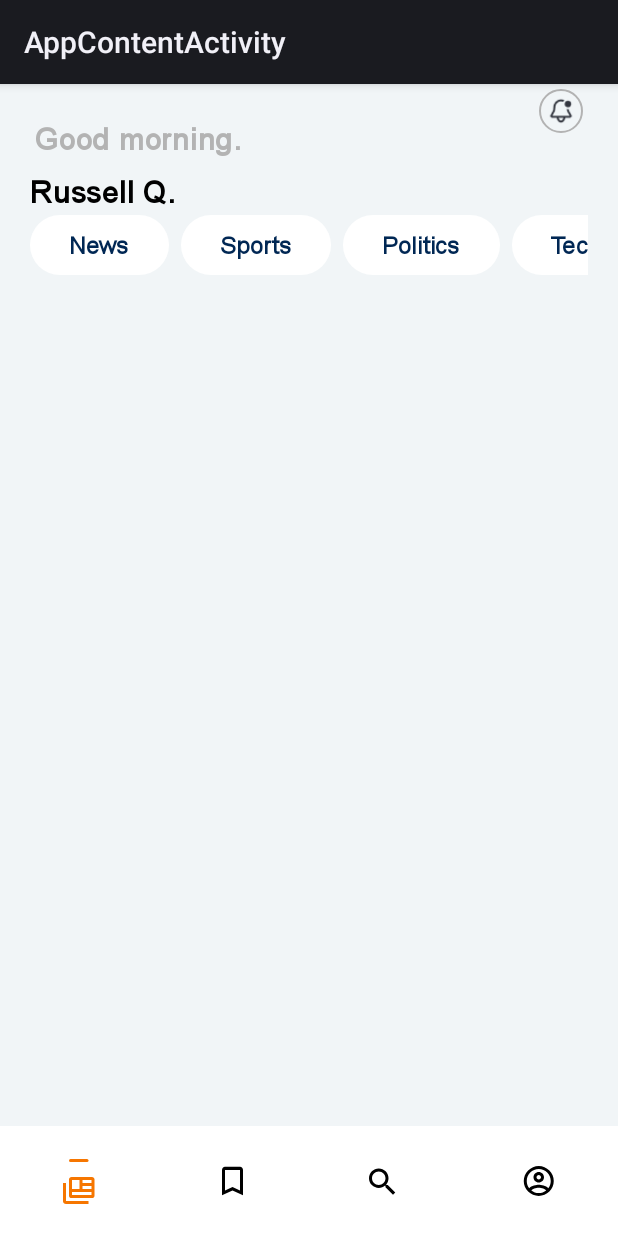
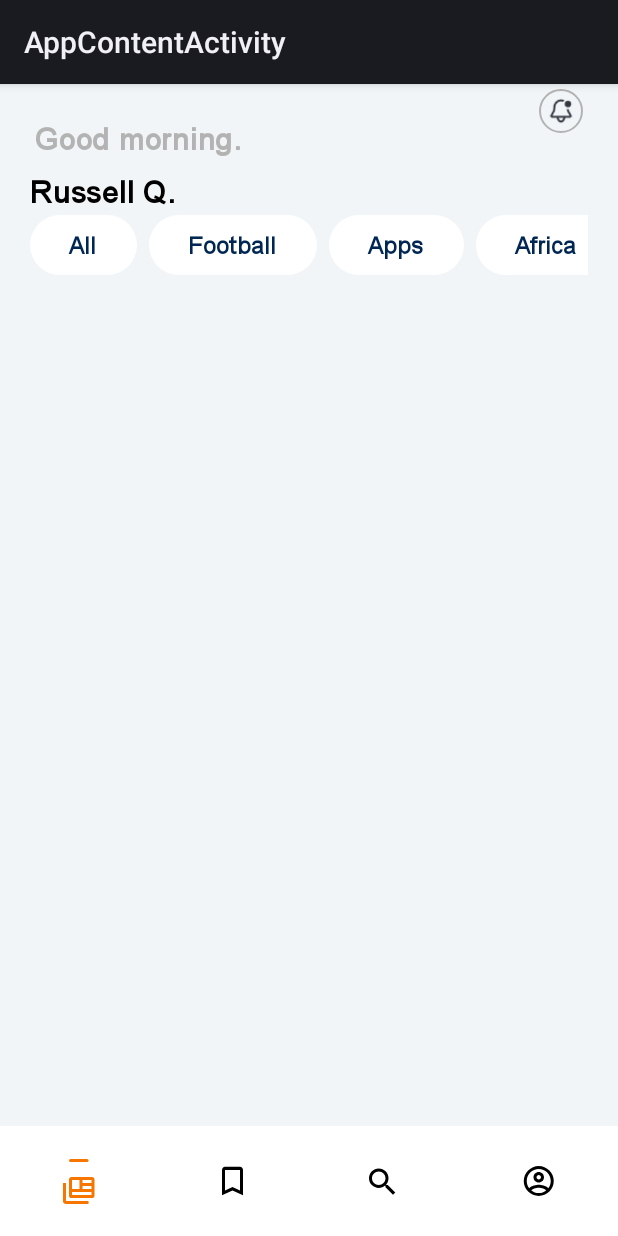
Before and after one commit to Rquaicoo/newsApp-android, an Android app built with Jetpack Compose: the ProfileScreen screen opened through its navigation route, after a tap on "Home", on a phone screen of 412 x 824 dp. Run offline under Robolectric (Android 15) with nearby library versions, the phone set to English and light mode, and no system bars; our stand-ins replace Firebase (no records; nobody signed in at launch, a user with empty details on screens opened directly); pictures from the network do not load.

Commit message:
fix UI bugs

```diff
--- a/app/src/main/java/com/example/newsapp_android/authentication/Register.kt
+++ b/app/src/main/java/com/example/newsapp_android/authentication/Register.kt
@@ -21,6 +21,7 @@ class Register {
                 .addOnSuccessListener {result ->
 
                     Log.d("Register Success", "auth successful.. ${result.user?.email}")
+
                     OnSuccess()
                 }
 
--- a/app/src/main/java/com/example/newsapp_android/bottom_tab/BottomTabNavGraph.kt
+++ b/app/src/main/java/com/example/newsapp_android/bottom_tab/BottomTabNavGraph.kt
@@ -23,7 +23,7 @@ fun BottomTabNavGraph(navController: NavHostController) {
             SearchScreen()
         }
         composable(route = Profile.route) {
-            ProfileScreen()
+            ProfileScreen(OnSignOut = { })
         }
     }
 }
--- a/app/src/main/java/com/example/newsapp_android/ui/main/Profile.kt
+++ b/app/src/main/java/com/example/newsapp_android/ui/main/Profile.kt
@@ -21,12 +21,16 @@ import androidx.compose.ui.tooling.preview.Preview
 import androidx.compose.ui.unit.dp
 import androidx.compose.ui.unit.sp
 import com.example.newsapp_android.R
+import com.google.firebase.auth.FirebaseAuth
 import com.google.firebase.auth.ktx.auth
 import com.google.firebase.ktx.Firebase
 import kotlinx.coroutines.launch
 
 @Composable
 fun ProfileScreen(modifier: Modifier = Modifier, OnSignOut: () -> Unit) {
+
+    val auth: FirebaseAuth = Firebase.auth
+
         Column(
             modifier = modifier
                 .fillMaxSize()
@@ -41,7 +45,7 @@ fun ProfileScreen(modifier: Modifier = Modifier, OnSignOut: () -> Unit) {
                 lineHeight = 20.sp,
                 fontWeight = FontWeight.ExtraBold,
                 textAlign = TextAlign.Center,
-                modifier = Modifier.padding(top=10.dp, bottom = 10.dp)
+                modifier = Modifier.padding(top=30.dp, bottom = 30.dp).fillMaxWidth()
             )
 
 
@@ -100,7 +104,7 @@ fun AccountDetails(modifier: Modifier = Modifier) {
 
             Column(modifier = Modifier) {
                 Text(
-                    "Russell Quaicoo",
+                    Firebase.auth.currentUser?.displayName.toString(),
                     color = Color.Black,
                     fontSize = 16.sp,
                     fontFamily = FontFamily(Font(R.font.arial)),
@@ -109,7 +113,7 @@ fun AccountDetails(modifier: Modifier = Modifier) {
                 )
 
                 Text(
-                    "russellquaicoo1@gmail.com",
+                    Firebase.auth.currentUser?.email.toString(),
                     color = Color.Black,
                     fontSize = 15.sp,
                     fontFamily = FontFamily(Font(R.font.arial)),
--- a/app/src/main/res/values/strings.xml
+++ b/app/src/main/res/values/strings.xml
@@ -44,10 +44,18 @@
         vestibulum. Fusce dictum libero quis erat maximus, vitae volutpat diam dignissim.
     </string>
 
-    <string name="news">News</string>
+    <string name="all">All</string>
+    <string name="football">Football</string>
+    <string name="africa">Africa</string>
+    <string name="apps">Apps</string>
     <string name="politics">Politics</string>
     <string name="sports">Sports</string>
     <string name="tech">Technology</string>
+    <string name="ai">AI</string>
+    <string name="startups">Startups</string>
+    <string name="fintech">Fintech</string>
+    <string name="hardware">Hardware</string>
+    <string name="entertainment">Entertainment</string>
 
     <string name="title_activity_main">MainActivity</string>
 
```
Also changed, not shown: app/src/main/java/com/example/newsapp_android/components/HomeScreenComponents.kt (+27 -4 lines).
